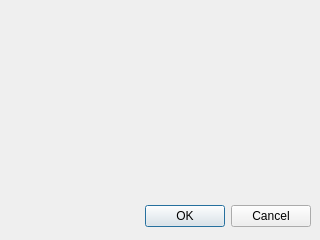
The window that inputwindow.ui (Prygoon/Diploma) describes before a commit, drawn with Qt 5.
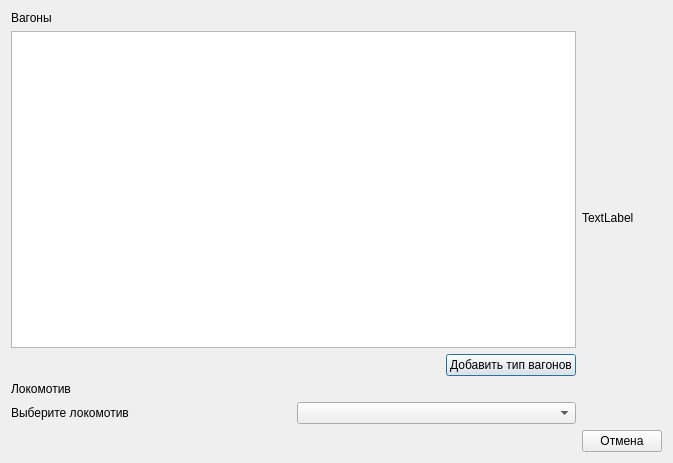
The same window after the commit.

Commit message: Railcar tableModel implemented

Diff of the .ui file:
```diff
--- a/inputwindow.ui
+++ b/inputwindow.ui
@@ -6,29 +6,96 @@
    <rect>
     <x>0</x>
     <y>0</y>
-    <width>320</width>
-    <height>240</height>
+    <width>673</width>
+    <height>463</height>
    </rect>
   </property>
   <property name="windowTitle">
    <string>Input</string>
   </property>
-  <widget class="QDialogButtonBox" name="buttonBox">
-   <property name="geometry">
-    <rect>
-     <x>10</x>
-     <y>200</y>
-     <width>301</width>
-     <height>32</height>
-    </rect>
-   </property>
-   <property name="orientation">
-    <enum>Qt::Horizontal</enum>
-   </property>
-   <property name="standardButtons">
-    <set>QDialogButtonBox::Cancel|QDialogButtonBox::Ok</set>
-   </property>
-  </widget>
+  <layout class="QGridLayout" name="gridLayout">
+   <item row="1" column="1">
+    <widget class="QLabel" name="label_3">
+     <property name="text">
+      <string>TextLabel</string>
+     </property>
+    </widget>
+   </item>
+   <item row="1" column="0">
+    <layout class="QVBoxLayout" name="verticalLayout_3">
+     <item>
+      <layout class="QVBoxLayout" name="verticalLayout">
+       <item>
+        <widget class="QLabel" name="label">
+         <property name="text">
+          <string>Вагоны</string>
+         </property>
+        </widget>
+       </item>
+       <item>
+        <widget class="QTableView" name="tableView"/>
+       </item>
+       <item>
+        <layout class="QHBoxLayout" name="horizontalLayout_4">
+         <item>
+          <spacer name="horizontalSpacer">
+           <property name="orientation">
+            <enum>Qt::Horizontal</enum>
+           </property>
+           <property name="sizeHint" stdset="0">
+            <size>
+             <width>40</width>
+             <height>20</height>
+            </size>
+           </property>
+          </spacer>
+         </item>
+         <item>
+          <widget class="QPushButton" name="pushButton_addRailcar">
+           <property name="text">
+            <string>Добавить тип вагонов</string>
+           </property>
+          </widget>
+         </item>
+        </layout>
+       </item>
+      </layout>
+     </item>
+     <item>
+      <layout class="QVBoxLayout" name="verticalLayout_2">
+       <item>
+        <widget class="QLabel" name="label_2">
+         <property name="text">
+          <string>Локомотив</string>
+         </property>
+        </widget>
+       </item>
+       <item>
+        <layout class="QHBoxLayout" name="horizontalLayout">
+         <item>
+          <widget class="QLabel" name="label_4">
+           <property name="text">
+            <string>Выберите локомотив</string>
+           </property>
+          </widget>
+         </item>
+         <item>
+          <widget class="QComboBox" name="comboBox"/>
+         </item>
+        </layout>
+       </item>
+      </layout>
+     </item>
+    </layout>
+   </item>
+   <item row="2" column="1">
+    <widget class="QPushButton" name="pushButton_cancel">
+     <property name="text">
+      <string>Отмена</string>
+     </property>
+    </widget>
+   </item>
+  </layout>
  </widget>
  <resources/>
  <connections>
```
Left out of the diff: 35 changed lines with no effect on the pictures. The commit also changes 19 other files.
